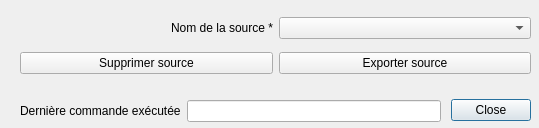
The window that forms/Ui_export_delete_road_dialog.ui (datagistips/territoires-ville.TempusAccess) describes before a commit, drawn with Qt 5.
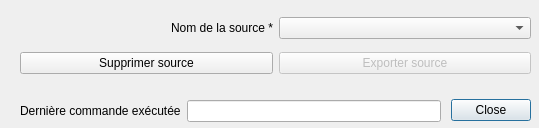
The same window after the commit.

```diff
--- a/forms/Ui_export_delete_road_dialog.ui
+++ b/forms/Ui_export_delete_road_dialog.ui
@@ -61,6 +61,12 @@
     </item>
     <item row="1" column="1">
      <widget class="QPushButton" name="pushButtonExport">
+      <property name="enabled">
+       <bool>false</bool>
+      </property>
+      <property name="toolTip">
+       <string>&lt;html&gt;&lt;head/&gt;&lt;body&gt;&lt;p&gt;Fonctionnalité bientôt disponible !&lt;/p&gt;&lt;/body&gt;&lt;/html&gt;</string>
+      </property>
       <property name="text">
        <string>Exporter source</string>
       </property>
```
